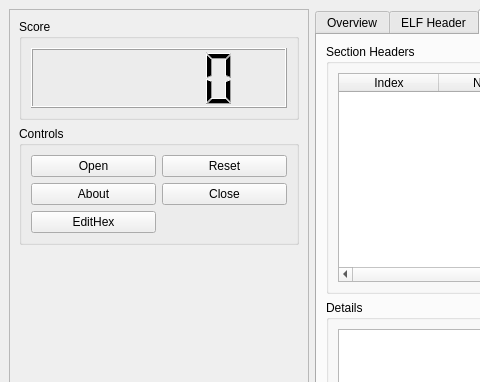
Old version of the form src/ui/mainwindow.ui in the repository mentebinaria/elfparser-ng; both pictures show x 0 to 480 and y 0 to 382 of the 947 by 569 pixel window.
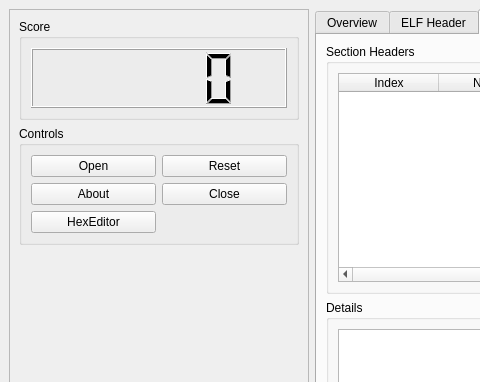
New version of the form. Icons and pictures are not drawn.

Commit message: [UPD] name button hex editor

What changed in the file:
```diff
--- a/src/ui/mainwindow.ui
+++ b/src/ui/mainwindow.ui
@@ -108,7 +108,7 @@
           <item row="2" column="0">
            <widget class="QPushButton" name="hexButton">
             <property name="text">
-             <string>EditHex</string>
+             <string>HexEditor</string>
             </property>
            </widget>
           </item>
```
Left out of the diff: 2 changed lines with no effect on the pictures.
